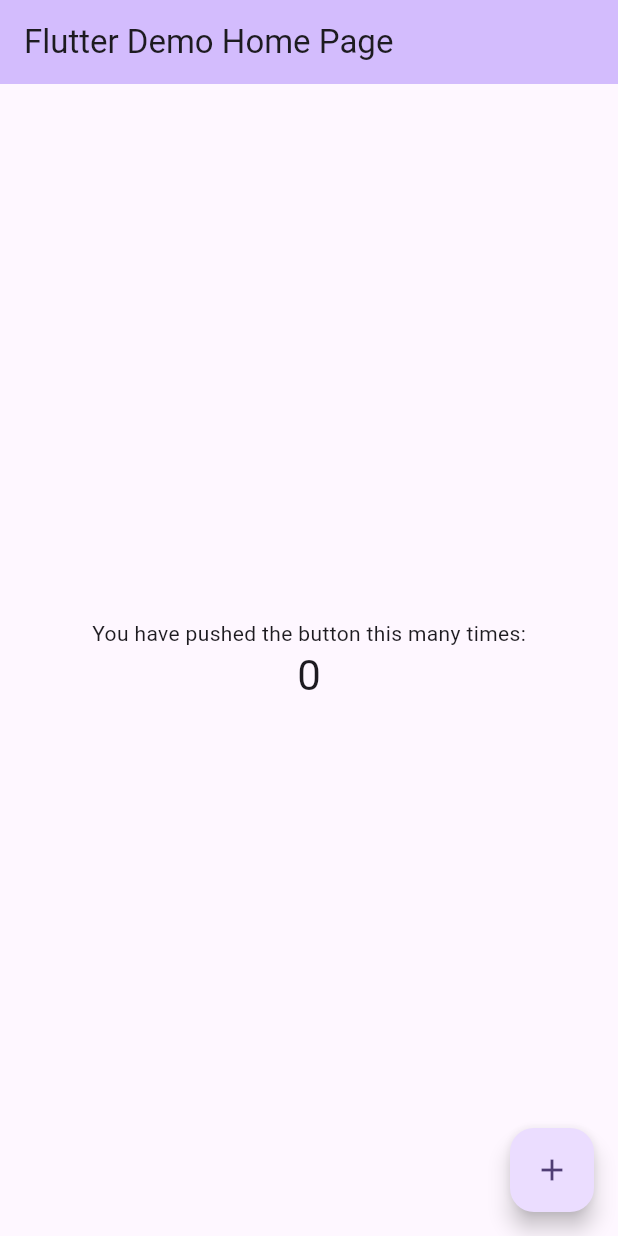
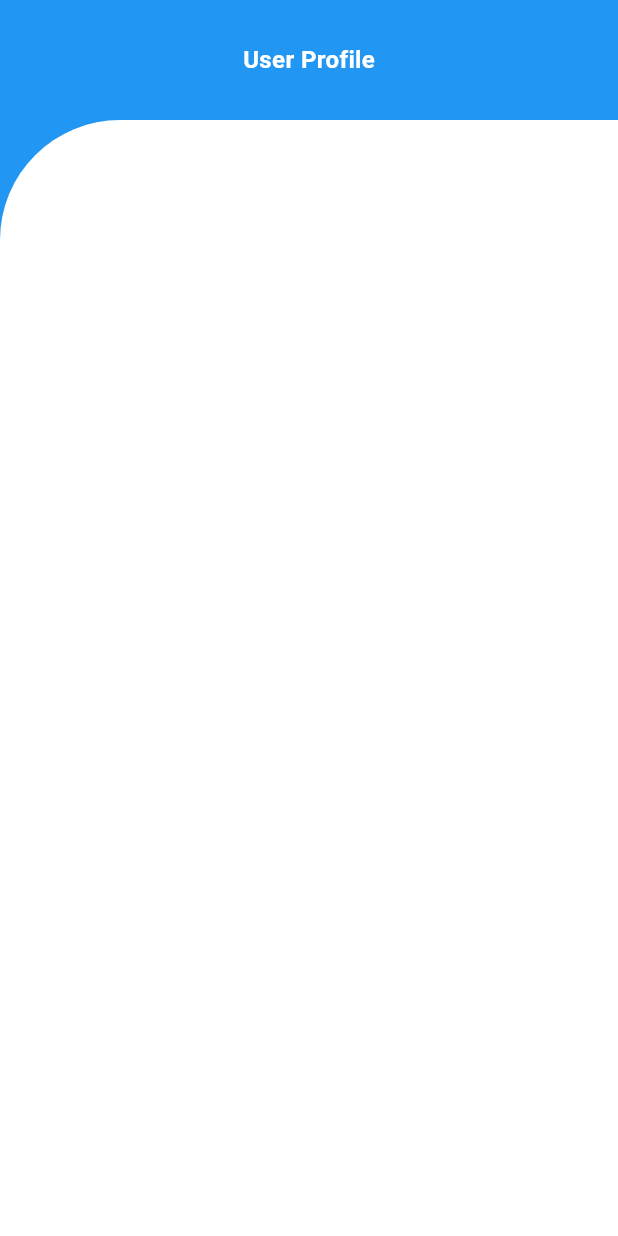
Before and after one commit to mahdinouri/user_profile, a Flutter app: the screen it shows after launch, on a phone screen of 412 x 824 dp. Run offline on Flutter 3.47's test engine with Material 2 defaults, Android fonts, the phone set to English and light mode, and no system bars.

Commit message:
MainAppBar Widget and HomeScreen created and added

```diff
--- a/lib/main.dart
+++ b/lib/main.dart
@@ -1,4 +1,5 @@
 import 'package:flutter/material.dart';
+import 'package:user_profile/views/screens/home_screen.dart';
 
 void main() {
   runApp(const MyApp());
@@ -7,119 +8,16 @@ void main() {
 class MyApp extends StatelessWidget {
   const MyApp({super.key});
 
-  // This widget is the root of your application.
   @override
   Widget build(BuildContext context) {
     return MaterialApp(
       title: 'Flutter Demo',
+      debugShowCheckedModeBanner: false,
       theme: ThemeData(
-        // This is the theme of your application.
-        //
-        // TRY THIS: Try running your application with "flutter run". You'll see
-        // the application has a blue toolbar. Then, without quitting the app,
-        // try changing the seedColor in the colorScheme below to Colors.green
-        // and then invoke "hot reload" (save your changes or press the "hot
-        // reload" button in a Flutter-supported IDE, or press "r" if you used
-        // the command line to start the app).
-        //
-        // Notice that the counter didn't reset back to zero; the application
-        // state is not lost during the reload. To reset the state, use hot
-        // restart instead.
-        //
-        // This works for code too, not just values: Most code changes can be
-        // tested with just a hot reload.
         colorScheme: ColorScheme.fromSeed(seedColor: Colors.deepPurple),
         useMaterial3: true,
       ),
-      home: const MyHomePage(title: 'Flutter Demo Home Page'),
+      home: const HomeScreen(),
     );
   }
 }
-
-class MyHomePage extends StatefulWidget {
-  const MyHomePage({super.key, required this.title});
-
-  // This widget is the home page of your application. It is stateful, meaning
-  // that it has a State object (defined below) that contains fields that affect
-  // how it looks.
-
-  // This class is the configuration for the state. It holds the values (in this
-  // case the title) provided by the parent (in this case the App widget) and
-  // used by the build method of the State. Fields in a Widget subclass are
-  // always marked "final".
-
-  final String title;
-
-  @override
-  State<MyHomePage> createState() => _MyHomePageState();
-}
-
-class _MyHomePageState extends State<MyHomePage> {
-  int _counter = 0;
-
-  void _incrementCounter() {
-    setState(() {
-      // This call to setState tells the Flutter framework that something has
-      // changed in this State, which causes it to rerun the build method below
-      // so that the display can reflect the updated values. If we changed
-      // _counter without calling setState(), then the build method would not be
-      // called again, and so nothing would appear to happen.
-      _counter++;
-    });
-  }
-
-  @override
-  Widget build(BuildContext context) {
-    // This method is rerun every time setState is called, for instance as done
-    // by the _incrementCounter method above.
-    //
-    // The Flutter framework has been optimized to make rerunning build methods
-    // fast, so that you can just rebuild anything that needs updating rather
-    // than having to individually change instances of widgets.
-    return Scaffold(
-      appBar: AppBar(
-        // TRY THIS: Try changing the color here to a specific color (to
-        // Colors.amber, perhaps?) and trigger a hot reload to see the AppBar
-        // change color while the other colors stay the same.
-        backgroundColor: Theme.of(context).colorScheme.inversePrimary,
-        // Here we take the value from the MyHomePage object that was created by
-        // the App.build method, and use it to set our appbar title.
-        title: Text(widget.title),
-      ),
-      body: Center(
-        // Center is a layout widget. It takes a single child and positions it
-        // in the middle of the parent.
-        child: Column(
-          // Column is also a layout widget. It takes a list of children and
-          // arranges them vertically. By default, it sizes itself to fit its
-          // children horizontally, and tries to be as tall as its parent.
-          //
-          // Column has various properties to control how it sizes itself and
-          // how it positions its children. Here we use mainAxisAlignment to
-          // center the children vertically; the main axis here is the vertical
-          // axis because Columns are vertical (the cross axis would be
-          // horizontal).
-          //
-          // TRY THIS: Invoke "debug painting" (choose the "Toggle Debug Paint"
-          // action in the IDE, or press "p" in the console), to see the
-          // wireframe for each widget.
-          mainAxisAlignment: MainAxisAlignment.center,
-          children: <Widget>[
-            const Text(
-              'You have pushed the button this many times:',
-            ),
-            Text(
-              '$_counter',
-              style: Theme.of(context).textTheme.headlineMedium,
-            ),
-          ],
-        ),
-      ),
-      floatingActionButton: FloatingActionButton(
-        onPressed: _incrementCounter,
-        tooltip: 'Increment',
-        child: const Icon(Icons.add),
-      ), // This trailing comma makes auto-formatting nicer for build methods.
-    );
-  }
-}
--- /dev/null
+++ b/lib/views/screens/home_screen.dart
@@ -0,0 +1,41 @@
+import 'package:flutter/material.dart';
+import 'package:user_profile/views/screens/widgets/main_app_bar.dart';
+
+class HomeScreen extends StatefulWidget {
+  const HomeScreen({super.key});
+
+  @override
+  State<HomeScreen> createState() => _HomeScreenState();
+}
+
+class _HomeScreenState extends State<HomeScreen> {
+  @override
+  Widget build(BuildContext context) {
+    return SafeArea(
+      child: Scaffold(
+        backgroundColor: Colors.blue,
+        body: Stack(
+          children: [
+            const Positioned(
+              top: 0,
+              left: 0,
+              right: 0,
+              child: MainAppBar(),
+            ),
+            Positioned(
+                bottom: 0,
+                top: 80,
+                left: 0,
+                right: 0,
+                child: Container(
+                    decoration: const BoxDecoration(
+                        color: Colors.white,
+                        borderRadius: BorderRadius.only(
+                          topLeft: Radius.circular(80),
+                        ))))
+          ],
+        ),
+      ),
+    );
+  }
+}
--- /dev/null
+++ b/lib/views/screens/widgets/main_app_bar.dart
@@ -0,0 +1,29 @@
+import 'package:flutter/material.dart';
+
+class MainAppBar extends StatelessWidget {
+  const MainAppBar({super.key});
+
+  @override
+  Widget build(BuildContext context) {
+    return Container(
+      decoration: const BoxDecoration(
+        color: Colors.blue,
+      ),
+      child: const Padding(
+        padding: EdgeInsets.symmetric(horizontal: 20),
+        child: SizedBox(
+          height: 80,
+          child: Center(
+            child: Text(
+              "User Profile",
+              style: TextStyle(
+                  color: Colors.white,
+                  fontSize: 16,
+                  fontWeight: FontWeight.bold),
+            ),
+          ),
+        ),
+      ),
+    );
+  }
+}
```
